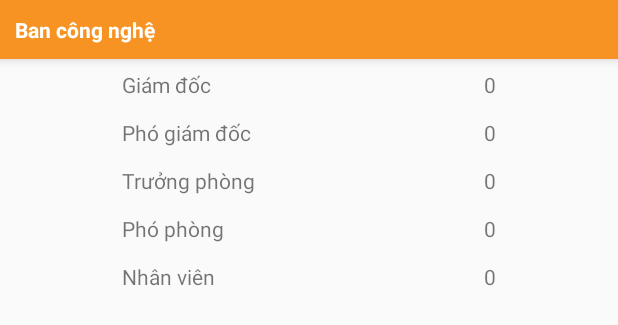
After one commit to ohmygodvt95/OOP.HRM, an Android app: the layout lv_groups.xml on its own in the app's theme, with its tools: preview values and no code run, on a phone screen of 412 x 824 dp. The commit adds this screen. Shown: the top 325 px of the screen. Run offline under Robolectric (Android 15) with nearby library versions, the phone set to English and light mode, and no system bars.

Commit message:
thêm thống kê công ty, Hoàn tất APP

```diff
--- a/app/src/main/AndroidManifest.xml
+++ b/app/src/main/AndroidManifest.xml
@@ -13,9 +13,7 @@
         android:label="@string/app_name"
         android:supportsRtl="true"
         android:theme="@style/AppTheme">
-        <activity android:name=".MainActivity">
-
-        </activity>
+        <activity android:name=".MainActivity"></activity>
         <activity
             android:name=".MemberActivity"
             android:configChanges="orientation|screenSize"
@@ -31,6 +29,7 @@
                 <category android:name="android.intent.category.LAUNCHER" />
             </intent-filter>
         </activity>
+        <activity android:name=".AnalystActivity"></activity>
     </application>
 
 </manifest>
--- a/app/src/main/java/com/lengkeng/oophrm/MainActivity.java
+++ b/app/src/main/java/com/lengkeng/oophrm/MainActivity.java
@@ -71,7 +71,8 @@ public class MainActivity extends AppCompatActivity {
         analystLayout.setOnClickListener(new View.OnClickListener() {
             @Override
             public void onClick(View v) {
-
+                Intent intent = new Intent(MainActivity.this, AnalystActivity.class);
+                if (AnalystActivity.count == 0) startActivity(intent);
             }
         });
         partLayout.setOnClickListener(new View.OnClickListener() {
--- /dev/null
+++ b/app/src/main/res/layout/lv_groups.xml
@@ -0,0 +1,119 @@
+<?xml version="1.0" encoding="utf-8"?>
+<LinearLayout xmlns:android="http://schemas.android.com/apk/res/android"
+    android:orientation="vertical" android:layout_width="match_parent"
+    android:layout_height="match_parent">
+    <LinearLayout
+        android:orientation="vertical"
+        android:layout_width="match_parent"
+        android:layout_height="wrap_content">
+        <TextView
+            android:elevation="5dp"
+            android:padding="10dp"
+            android:textStyle="bold"
+            android:textColor="@color/colorWhite"
+            android:background="@color/colorOrange"
+            android:id="@+id/group_name"
+            android:text="Ban công nghệ"
+            android:layout_width="match_parent"
+            android:layout_height="wrap_content" />
+        <TableLayout
+            android:layout_width="match_parent"
+            android:layout_height="wrap_content">
+            <TableRow android:padding="5dp"
+                android:layout_marginTop="2dp">
+                <TextView
+                    android:layout_weight="0.25"
+                    android:text=""
+                    android:layout_width="match_parent"
+                    android:layout_height="wrap_content"/>
+                <TextView
+                    android:layout_weight="0.5"
+                    android:text="Giám đốc"
+                    android:layout_width="match_parent"
+                    android:layout_height="wrap_content"/>
+                <TextView
+                    android:id="@+id/txtDG"
+                    android:layout_weight="0.25"
+                    android:text="0"
+                    android:layout_width="match_parent"
+                    android:layout_height="wrap_content"/>
+            </TableRow>
+            <TableRow android:padding="5dp"
+                android:layout_marginTop="2dp">
+                <TextView
+                    android:layout_weight="0.25"
+                    android:text=""
+                    android:layout_width="match_parent"
+                    android:layout_height="wrap_content"/>
+                <TextView
+                    android:layout_weight="0.5"
+                    android:text="Phó giám đốc"
+                    android:layout_width="match_parent"
+                    android:layout_height="wrap_content"/>
+                <TextView
+                    android:id="@+id/txtPGD"
+                    android:layout_weight="0.25"
+                    android:text="0"
+                    android:layout_width="match_parent"
+                    android:layout_height="wrap_content"/>
+            </TableRow>
+            <TableRow android:padding="5dp"
+                android:layout_marginTop="2dp">
+                <TextView
+                    android:layout_weight="0.25"
+                    android:text=""
+                    android:layout_width="match_parent"
+                    android:layout_height="wrap_content"/>
+                <TextView
+                    android:layout_weight="0.5"
+                    android:text="Trưởng phòng"
+                    android:layout_width="match_parent"
+                    android:layout_height="wrap_content"/>
+                <TextView
+                    android:id="@+id/txtTP"
+                    android:layout_weight="0.25"
+                    android:text="0"
+                    android:layout_width="match_parent"
+                    android:layout_height="wrap_content"/>
+            </TableRow>
+            <TableRow android:padding="5dp"
+                android:layout_marginTop="2dp">
+                <TextView
+                    android:layout_weight="0.25"
+                    android:text=""
+                    android:layout_width="match_parent"
+                    android:layout_height="wrap_content"/>
+                <TextView
+                    android:layout_weight="0.5"
+                    android:text="Phó phòng"
+                    android:layout_width="match_parent"
+                    android:layout_height="wrap_content"/>
+                <TextView
+                    android:id="@+id/txtPP"
+                    android:layout_weight="0.25"
+                    android:text="0"
+                    android:layout_width="match_parent"
+                    android:layout_height="wrap_content"/>
+            </TableRow><TableRow android:padding="5dp"
+            android:layout_marginTop="2dp">
+            <TextView
+                android:layout_weight="0.25"
+                android:text=""
+                android:layout_width="match_parent"
+                android:layout_height="wrap_content"/>
+            <TextView
+                android:layout_weight="0.5"
+                android:text="Nhân viên"
+                android:layout_width="match_parent"
+                android:layout_height="wrap_content"/>
+            <TextView
+                android:id="@+id/txtNV"
+                android:layout_weight="0.25"
+                android:text="0"
+                android:layout_width="match_parent"
+                android:layout_height="wrap_content"/>
+        </TableRow>
+
+        </TableLayout>
+    </LinearLayout>
+</LinearLayout>
```
Also changed, not shown: app/src/main/java/com/lengkeng/oophrm/AnalystActivity.java (added, +34 -0 lines), app/src/main/java/com/lengkeng/oophrm/adapters/ListGroupAdapter.java (added, +72 -0 lines), app/src/main/java/com/lengkeng/oophrm/http/HttpGetNotice.java (added, +87 -0 lines), app/src/main/res/layout/activity_analyst.xml (added, +95 -0 lines).
